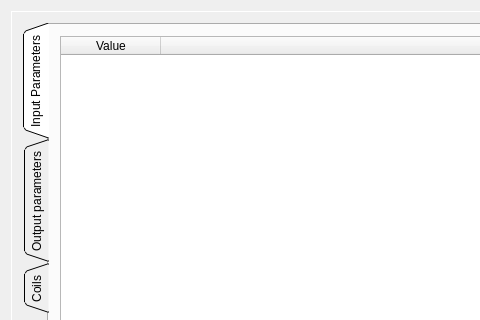
Above: AirCoolControll/AirCoolControll/coolerstatewidget.ui from ComEngineering/AirCoolControl_Desktop before the change; both pictures show x 0 to 480 and y 0 to 320 of the 1563 by 652 pixel window. Below: the same form after it.
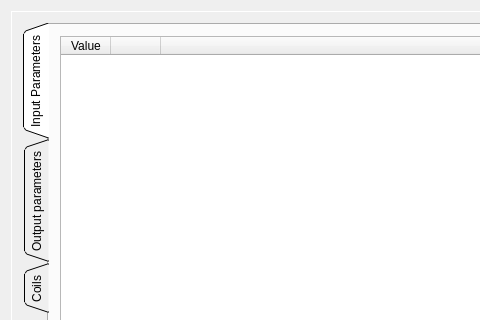
That is the form after the change. The open tabs and pages were chosen to show the change. Icons and pictures are not drawn. Custom widgets are drawn as their Qt base class.

Patch:
```diff
--- a/AirCoolControll/AirCoolControll/coolerstatewidget.ui
+++ b/AirCoolControll/AirCoolControll/coolerstatewidget.ui
@@ -82,8 +82,11 @@
            <item row="0" column="0">
             <widget class="QTableWidget" name="inputParametersTable">
              <property name="columnCount">
-              <number>2</number>
+              <number>3</number>
              </property>
+             <attribute name="horizontalHeaderDefaultSectionSize">
+              <number>50</number>
+             </attribute>
              <attribute name="horizontalHeaderStretchLastSection">
               <bool>true</bool>
              </attribute>
@@ -101,6 +104,15 @@
                <string>Value</string>
               </property>
              </column>
+             <column>
+              <property name="text">
+               <string/>
+              </property>
+              <property name="icon">
+               <iconset resource="aircoolcontroll.qrc">
+                <normaloff>:/Images/plot_icon.png</normaloff>:/Images/plot_icon.png</iconset>
+              </property>
+             </column>
              <column>
               <property name="text">
                <string>Description</string>
```
Left out of the diff: 20 changed lines with no effect on the pictures.
